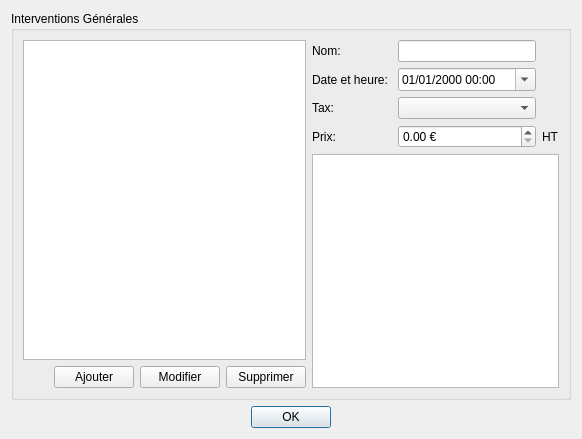
cfdev/mcercle, file src/dialogservicesedit.ui: the form before one commit.
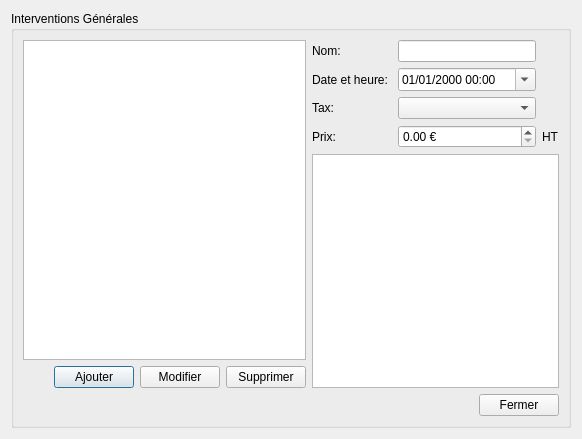
The form after the commit. Icons and pictures are not drawn.

Commit message: Ajout d'un bouton "Fermer" pour la liste des services communs

The edit to the form file:
```diff
--- a/src/dialogservicesedit.ui
+++ b/src/dialogservicesedit.ui
@@ -189,22 +189,33 @@
         </item>
        </layout>
       </item>
+      <item>
+       <layout class="QHBoxLayout" name="horizontalLayout_2">
+        <item>
+         <spacer name="horizontalSpacer_2">
+          <property name="orientation">
+           <enum>Qt::Horizontal</enum>
+          </property>
+          <property name="sizeHint" stdset="0">
+           <size>
+            <width>40</width>
+            <height>20</height>
+           </size>
+          </property>
+         </spacer>
+        </item>
+        <item>
+         <widget class="QPushButton" name="pushButton_close">
+          <property name="text">
+           <string>Fermer</string>
+          </property>
+         </widget>
+        </item>
+       </layout>
+      </item>
      </layout>
     </widget>
    </item>
-   <item>
-    <widget class="QDialogButtonBox" name="buttonBox">
-     <property name="orientation">
-      <enum>Qt::Horizontal</enum>
-     </property>
-     <property name="standardButtons">
-      <set>QDialogButtonBox::Ok</set>
-     </property>
-     <property name="centerButtons">
-      <bool>true</bool>
-     </property>
-    </widget>
-   </item>
   </layout>
  </widget>
  <resources>
```
Left out of the diff: 35 changed lines with no effect on the pictures. The commit also changes 2 other files.
